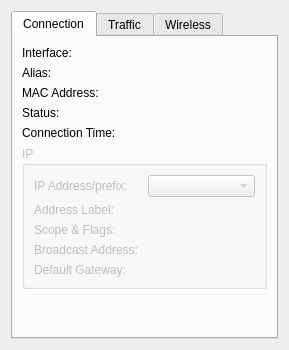
The window that src/knemod/interfacestatusdlg.ui (KDE/knemo) describes before a commit, drawn with Qt 5.
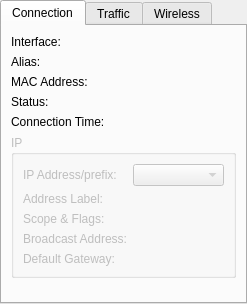
The same window after the commit.

Commit message: Clean up some spacing in the status dialog

Diff of the .ui file:
```diff
--- a/src/knemod/interfacestatusdlg.ui
+++ b/src/knemod/interfacestatusdlg.ui
@@ -2,15 +2,10 @@
 <ui version="4.0">
  <class>InterfaceStatusDlg</class>
  <widget class="QWidget" name="InterfaceStatusDlg">
-  <property name="geometry">
-   <rect>
-    <x>0</x>
-    <y>0</y>
-    <width>289</width>
-    <height>350</height>
-   </rect>
-  </property>
   <layout class="QVBoxLayout" name="verticalLayout">
+   <property name="margin">
+    <number>0</number>
+   </property>
    <item>
     <widget class="QTabWidget" name="tabWidget">
      <property name="currentIndex">
@@ -31,8 +26,8 @@
          </property>
          <property name="sizeHint" stdset="0">
           <size>
-           <width>81</width>
-           <height>30</height>
+           <width>0</width>
+           <height>0</height>
           </size>
          </property>
         </spacer>
@@ -619,8 +614,8 @@
          </property>
          <property name="sizeHint" stdset="0">
           <size>
-           <width>81</width>
-           <height>16</height>
+           <width>0</width>
+           <height>0</height>
           </size>
          </property>
         </spacer>
@@ -771,8 +766,8 @@
          </property>
          <property name="sizeHint" stdset="0">
           <size>
-           <width>81</width>
-           <height>50</height>
+           <width>0</width>
+           <height>0</height>
           </size>
          </property>
         </spacer>
```
